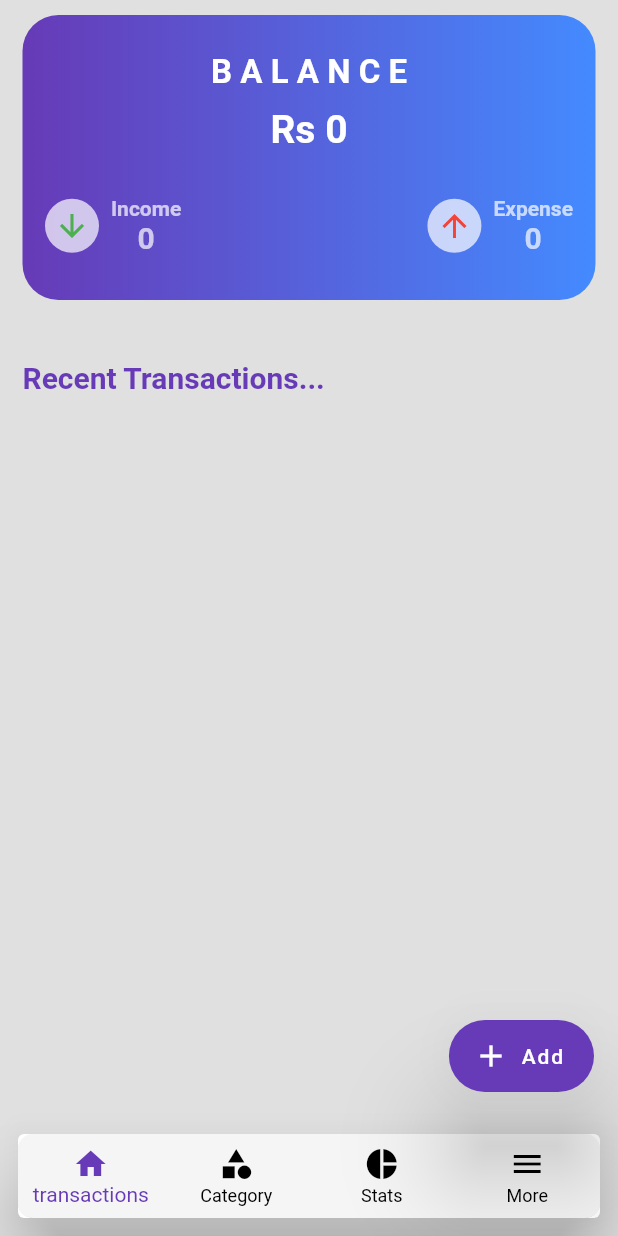
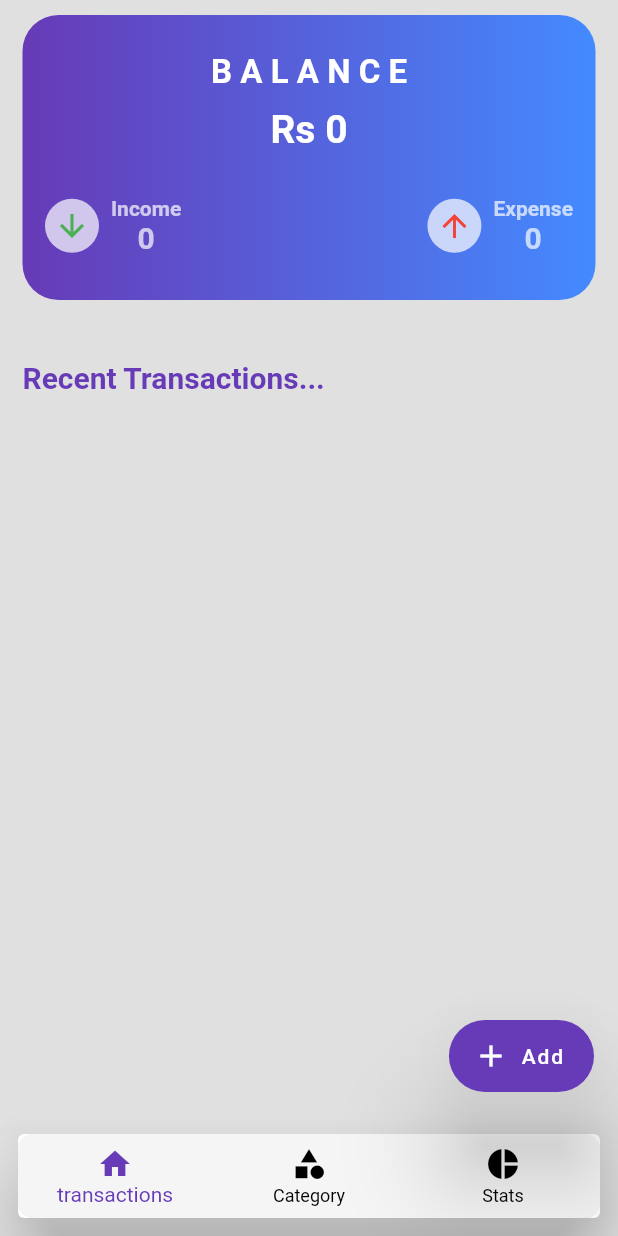
Before and after one commit to AbuShebin/Money-Manager, a Flutter app: the screen it shows after launch, on a phone screen of 412 x 824 dp. Run offline on Flutter 3.47's test engine with Material 2 defaults, Android fonts, the phone set to English and light mode, and no system bars; our stand-ins replace curved_navigation_bar, fl_chart, flutter_slidable, hive, hive_flutter, syncfusion_flutter_charts; missing offline and left inert: gsheets; accounts and stored records are empty; key blocks and very long unbroken strings in the code were emptied for the run.

Commit message:
Final file

```diff
--- a/lib/home/Screen_home.dart
+++ b/lib/home/Screen_home.dart
@@ -14,7 +14,6 @@ class Screen_home extends StatelessWidget {
     Screen_transactions(),
     Screen_catagory(),
     ScreenStats(),
-    More_Screen(),
   ];
   static ValueNotifier<int> selectedindexnotifier = ValueNotifier(0);
   String addtext='Add';
--- a/lib/home/widgets/bottom_navigation.dart
+++ b/lib/home/widgets/bottom_navigation.dart
@@ -38,10 +38,6 @@ class bottom_navigation extends StatelessWidget {
                     icon: Icon(Icons.pie_chart),
                     label: 'Stats',
                   ),
-                  BottomNavigationBarItem(
-                    icon: Icon(Icons.menu),
-                    label: 'More',
-                  ),
 
                 ],
               ),
--- a/lib/main.dart
+++ b/lib/main.dart
@@ -16,7 +16,7 @@ import 'model/category/category_model.dart';
 
 Future<void> main() async {
   WidgetsFlutterBinding.ensureInitialized();
-  GoogleSheetsApi().init();
+  // GoogleSheetsApi().init();
   //await Firebase.initializeApp();
 
   await Hive.initFlutter();
--- a/lib/screens/more/more.dart
+++ b/lib/screens/more/more.dart
@@ -2,6 +2,8 @@ import 'package:flutter/material.dart';
 import 'package:flutter/src/foundation/key.dart';
 import 'package:flutter/src/widgets/framework.dart';
 import 'package:flutter/src/widgets/placeholder.dart';
+import 'package:money_management_app/screens/transactions/Add_transaction.dart';
+
 
 class More_Screen extends StatelessWidget {
   const More_Screen({Key? key}) : super(key: key);
@@ -11,7 +13,8 @@ class More_Screen extends StatelessWidget {
     return Scaffold(
       body: Center(
           child: ElevatedButton(
-              onPressed: () {}, child: Text('Export Transactions'))),
+              onPressed: () async{
+              }, child: Text('Export Transactions'))),
     );
   }
 }
--- a/pubspec.yaml
+++ b/pubspec.yaml
@@ -37,7 +37,7 @@ dependencies:
   hive: ^2.2.3
   hive_flutter: ^1.1.0
   intl: ^0.17.0
-  path_provider: ^2.0.11
+  path_provider: ^2.0.14
   syncfusion_flutter_charts: ^20.4.42
 
 dev_dependencies:
```
Also changed, not shown: lib/screens/transactions/Add_transaction.dart (+7 -0 lines), pubspec.lock.
